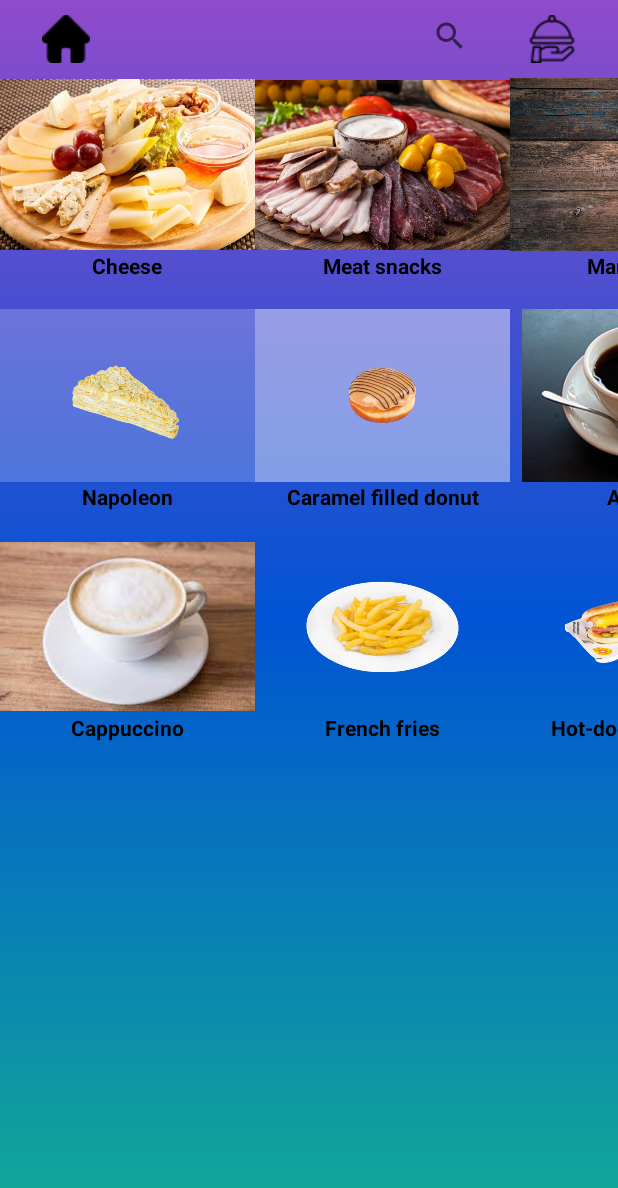
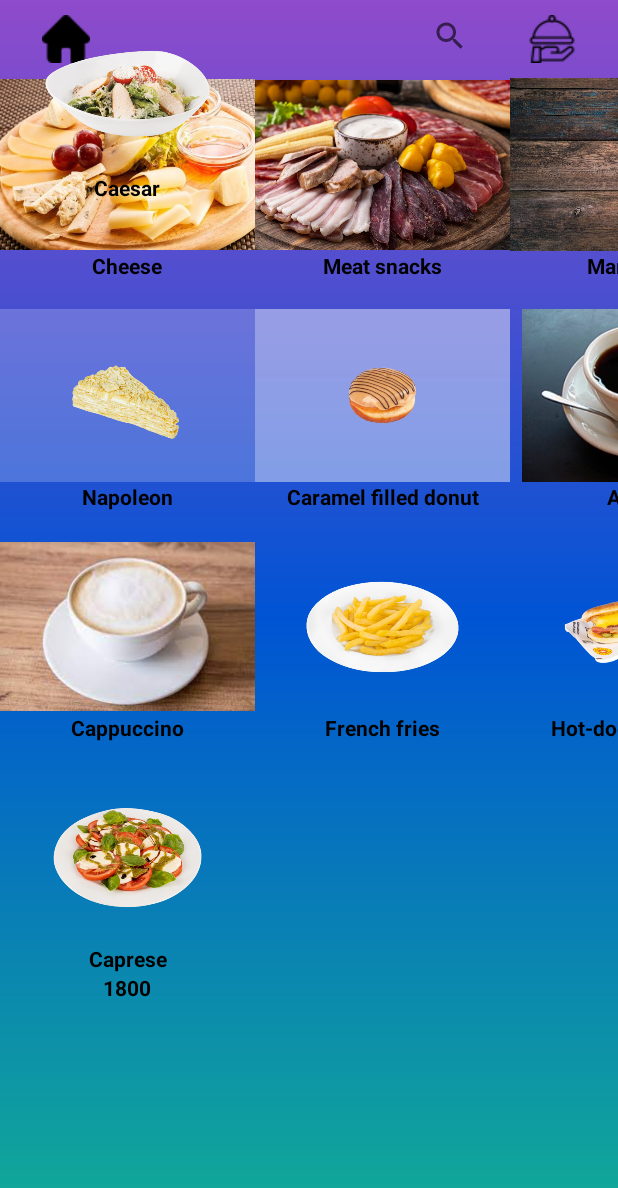
Before and after one commit to Yurik-Minasyan/Nyam_Nyam, an Android app: the Cart screen opened directly, with no data from a screen before it, on a phone screen of 412 x 824 dp. Shown: the top 1188 px of the screen. Run offline under Robolectric (Android 15) with nearby library versions, the phone set to English and light mode, and no system bars; 14 statements that could not run were skipped.

Commit message:
You can order salad(without vegetable salad) too!

```diff
--- a/app/src/main/java/com/example/nyam_nyam/Cart.java
+++ b/app/src/main/java/com/example/nyam_nyam/Cart.java
@@ -31,6 +31,8 @@ public class Cart extends AppCompatActivity {
     LinearLayout french;
     LinearLayout hot_dog;
     LinearLayout burger;
+    LinearLayout capreze;
+    LinearLayout caesar;
     ListView lw;
     ArrayList<String> array;
     ArrayAdapter<String> adapter;
@@ -46,6 +48,8 @@ public class Cart extends AppCompatActivity {
     int french_n;
     int hot_dog_n;
     int burger_n;
+    int capreze_n;
+    int caesar_n;
     TextView meat_p;
     TextView cheese_p;
     TextView marinade_p;
@@ -58,6 +62,8 @@ public class Cart extends AppCompatActivity {
     TextView french_p;
     TextView hot_dog_p;
     TextView burger_p;
+    TextView capreze_p;
+    TextView caesar_p;
     @SuppressLint("MissingInflatedId")
     @Override
     protected void onCreate(Bundle savedInstanceState) {
@@ -76,6 +82,8 @@ public class Cart extends AppCompatActivity {
         french = findViewById(R.id.french_f);
         hot_dog = findViewById(R.id.hot_dog_ca);
         burger = findViewById(R.id.burger);
+        capreze = findViewById(R.id.caprese_c);
+        caesar = findViewById(R.id.ceasar_c);
         sw = findViewById(R.id.search);
         lw = findViewById(R.id.list);
         lw.setVisibility(View.GONE);
@@ -91,6 +99,8 @@ public class Cart extends AppCompatActivity {
         cappuchino_p = findViewById(R.id.cappuchino_pr);
         hot_dog_p = findViewById(R.id.hot_dog_pr);
         burger_p = findViewById(R.id.burger_pr);
+        capreze_p = findViewById(R.id.caprese_pr);
+        caesar_p = findViewById(R.id.caesar_pr);
         array = new ArrayList<>();
         array.add("Մսային նախուտեստներ");//0
         array.add("Պանրի տեսականի");//1
@@ -209,6 +219,8 @@ public class Cart extends AppCompatActivity {
         french_n = Integer.parseInt(food_nubers.getFrench());
         hot_dog_n = Integer.parseInt(food_nubers.getHot_dog());
         burger_n = Integer.parseInt(food_nubers.getBurger());
+        capreze_n = Integer.parseInt(food_nubers.getCaprese());
+        caesar_n = Integer.parseInt(food_nubers.getCaesar());
         if(meat_n > 0){
             meat.setVisibility(View.VISIBLE);
             meat_p.setText(meat_n * 3000 + " amd" );
@@ -257,6 +269,14 @@ public class Cart extends AppCompatActivity {
             burger.setVisibility(View.VISIBLE);
             burger_p.setText(burger_n * 1200 + " amd" );
         }
+        if(capreze_n > 0){
+            burger.setVisibility(View.VISIBLE);
+            burger_p.setText(burger_n * 1200 + " amd" );
+        }
+        if(caesar_n > 0){
+            caesar.setVisibility(View.VISIBLE);
+            caesar_p.setText(caesar_n * 1000 + " amd" );
+        }
     }
     public void home_c(View view){
         Intent i = new Intent(Cart.this, Main_Menu.class);
--- a/app/src/main/res/layout/activity_cart.xml
+++ b/app/src/main/res/layout/activity_cart.xml
@@ -499,4 +499,72 @@
             android:textColor="@color/black"
             android:textStyle="bold" />
     </LinearLayout>
+
+    <LinearLayout
+        android:id="@+id/caprese_c"
+        android:layout_width="wrap_content"
+        android:layout_height="wrap_content"
+        android:orientation="vertical"
+        app:layout_constraintTop_toBottomOf="@+id/cappuchino_c"
+        tools:ignore="MissingConstraints">
+
+        <ImageView
+            android:id="@+id/caprese_i"
+            android:layout_width="170dp"
+            android:layout_height="115dp"
+
+            app:srcCompat="@drawable/kaparze" />
+
+        <TextView
+            android:id="@+id/caprese_t"
+            android:layout_width="170dp"
+            android:layout_height="wrap_content"
+            android:layout_weight="1"
+            android:gravity="center"
+            android:text="@string/caprese"
+            android:textColor="@color/black"
+            android:textStyle="bold" />
+
+        <TextView
+            android:id="@+id/caprese_pr"
+            android:layout_width="match_parent"
+            android:layout_height="wrap_content"
+            android:gravity="center"
+            android:text="1800"
+            android:textAlignment="center"
+            android:textColor="@color/black"
+            android:textStyle="bold" />
+    </LinearLayout>
+    <LinearLayout
+        android:layout_width="wrap_content"
+        android:layout_height="wrap_content"
+        android:id="@+id/ceasar_c"
+        android:orientation="vertical">
+        <ImageView
+            android:id="@+id/caesar_i"
+            android:layout_width="170dp"
+            android:layout_height="115dp"
+
+            app:srcCompat="@drawable/kesar" />
+
+        <TextView
+            android:id="@+id/caesar_t"
+            android:layout_width="170dp"
+            android:layout_height="wrap_content"
+            android:layout_weight="1"
+            android:gravity="center"
+            android:text="@string/caesar"
+            android:textColor="@color/black"
+            android:textStyle="bold" />
+
+        <TextView
+            android:id="@+id/caesar_pr"
+            android:layout_width="match_parent"
+            android:layout_height="wrap_content"
+            android:gravity="center"
+            android:text=""
+            android:textAlignment="center"
+            android:textColor="@color/black"
+            android:textStyle="bold" />
+    </LinearLayout>
 </androidx.constraintlayout.widget.ConstraintLayout>
```
